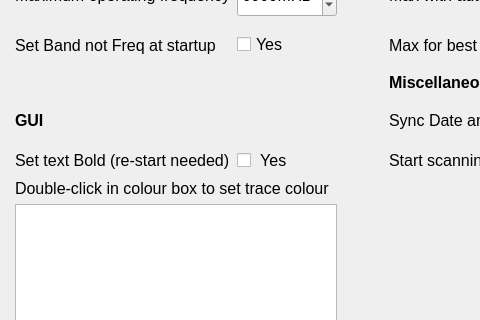
Qt form src/modules/settings.ui (g4ixt/QtTinySA) before a commit; both pictures show x 0 to 480 and y 312 to 632 of the 1000 by 768 pixel window.
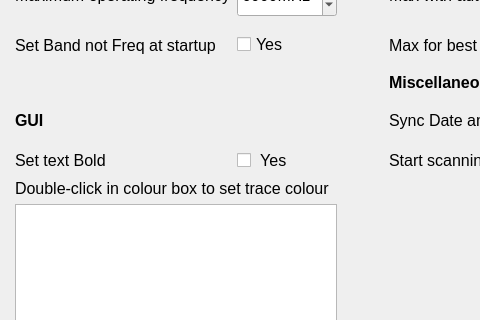
The same form after that commit.

Patch:
```diff
--- a/src/modules/settings.ui
+++ b/src/modules/settings.ui
@@ -78,7 +78,7 @@
        </font>
       </property>
       <property name="text">
-       <string>Set text Bold (re-start needed)</string>
+       <string>Set text Bold</string>
       </property>
      </widget>
     </item>
```
